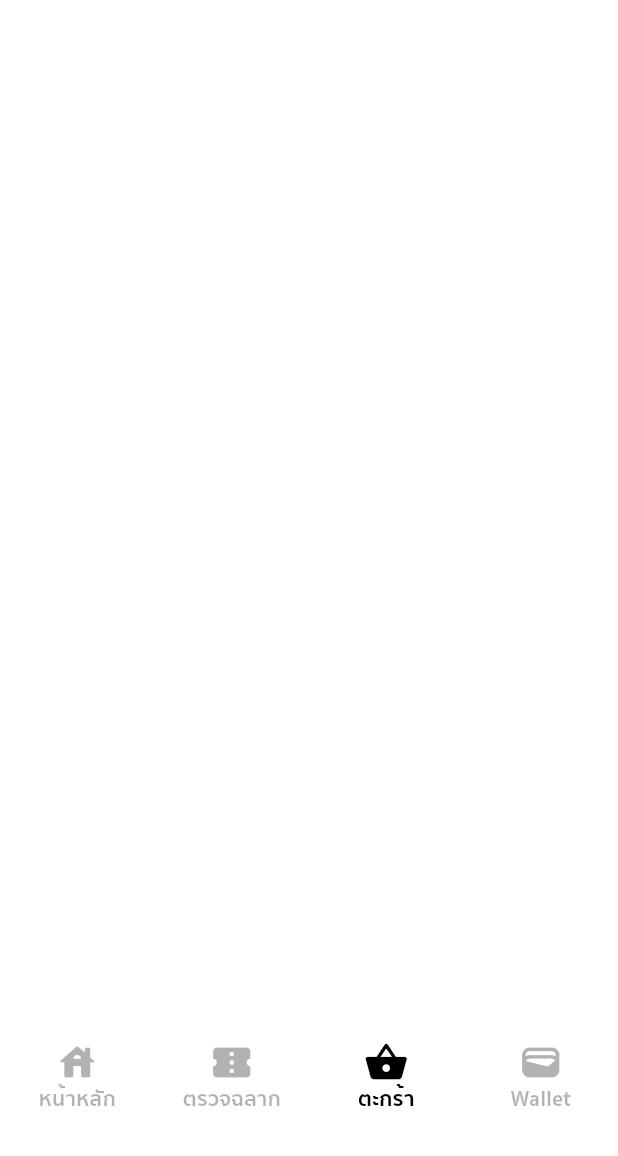
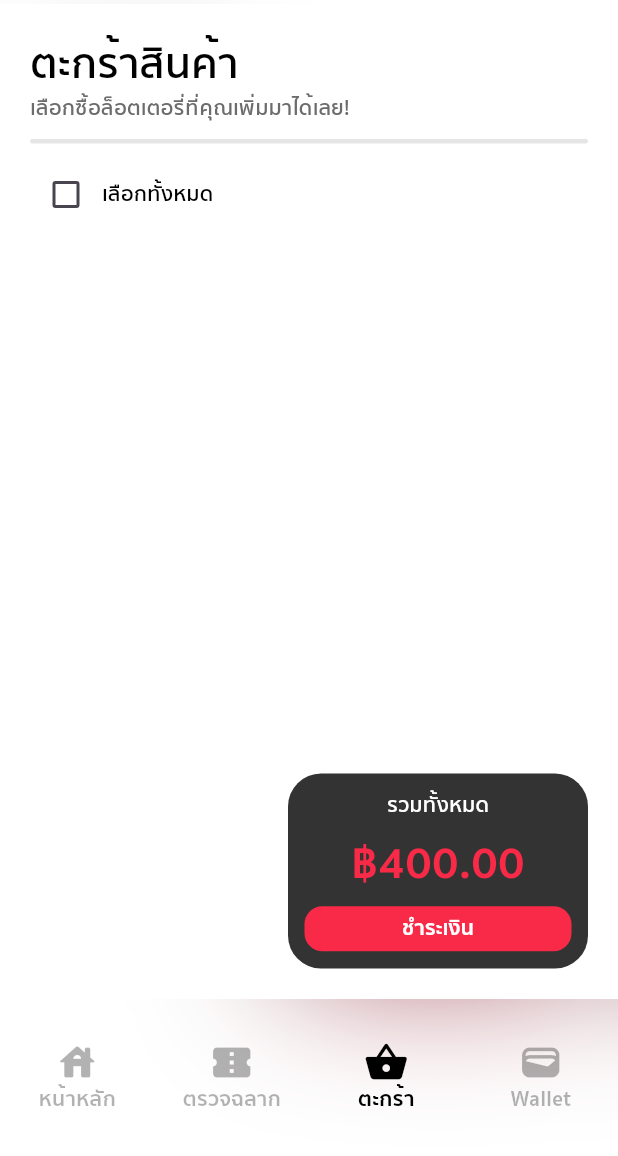
Before and after one commit to Yakukung/LOTTO-APP, a Flutter app: the BasketPage screen opened directly with empty values, on a phone screen of 412 x 824 dp, the part 80-1236 px from its top. Run offline on Flutter 3.47's test engine with Material 3 defaults, Android fonts, the phone set to English and light mode, and no system bars; network calls fail.

Commit message:
อัพเดต

```diff
--- a/lib/pages/customers/basket.dart
+++ b/lib/pages/customers/basket.dart
@@ -1,5 +1,4 @@
 import 'dart:convert';
-
 import 'package:flutter/material.dart';
 import 'package:lotto_app/config/internal_config.dart';
 import 'package:lotto_app/model/Response/UsersLoginPostResponse.dart';
@@ -19,6 +18,7 @@ class BasketPage extends StatefulWidget {
 class _BasketPageState extends State<BasketPage> {
   final GlobalKey<ScaffoldState> _scaffoldKey = GlobalKey<ScaffoldState>();
   late Future<UsersLoginPostResponse> loadDataUser;
+  bool selectAll = false;
 
   @override
   void initState() {
@@ -28,6 +28,9 @@ class _BasketPageState extends State<BasketPage> {
 
   @override
   Widget build(BuildContext context) {
+    bool isPortrait =
+        MediaQuery.of(context).orientation == Orientation.portrait;
+    double customPadding = isPortrait ? 20.0 : 60.0;
     return Scaffold(
       key: _scaffoldKey,
       backgroundColor: Colors.white,
@@ -58,6 +61,142 @@ class _BasketPageState extends State<BasketPage> {
           }
         },
       ),
+      body: Column(
+        children: [
+          Padding(
+            padding: EdgeInsets.all(customPadding),
+            child: Column(
+              crossAxisAlignment: CrossAxisAlignment.start,
+              children: [
+                Text(
+                  'ตะกร้าสินค้า',
+                  style: TextStyle(
+                    fontFamily: 'SukhumvitSet',
+                    fontWeight: FontWeight.w600,
+                    fontSize: 28,
+                    color: Color(0xFF000000),
+                  ),
+                ),
+                Text(
+                  'เลือกซื้อล็อตเตอรี่ที่คุณเพิ่มมาได้เลย!',
+                  style: TextStyle(
+                    fontFamily: 'SukhumvitSet',
+                    fontWeight: FontWeight.w600,
+                    fontSize: 14,
+                    color: Color(0xFF6C6C6C),
+                  ),
+                ),
+                SizedBox(height: 10),
+                Container(
+                  height: 3,
+                  decoration: BoxDecoration(
+                    color: Colors.black.withOpacity(0.1),
+                    borderRadius: BorderRadius.circular(5),
+                  ),
+                ),
+                SizedBox(height: 10),
+                Row(
+                  children: [
+                    Checkbox(
+                      value: selectAll,
+                      onChanged: (value) {
+                        setState(() {
+                          selectAll = value!;
+                        });
+                      },
+                      fillColor: WidgetStateProperty.resolveWith((states) {
+                        if (states.contains(WidgetState.selected)) {
+                          return Color(0xFFF92A47);
+                        }
+                        return Colors.transparent;
+                      }),
+                    ),
+                    Text(
+                      'เลือกทั้งหมด',
+                      style: TextStyle(
+                        fontFamily: 'SukhumvitSet',
+                        fontWeight: FontWeight.w600,
+                        fontSize: 14,
+                        color: Color(0xFF000000),
+                      ),
+                    ),
+                  ],
+                ),
+              ],
+            ),
+          ),
+          Spacer(),
+          Padding(
+            padding: EdgeInsets.all(customPadding),
+            child: Row(
+              mainAxisAlignment: MainAxisAlignment.end,
+              children: [
+                Container(
+                  width: 200,
+                  height: 130,
+                  decoration: BoxDecoration(
+                    color: Colors.black.withOpacity(0.8),
+                    borderRadius: BorderRadius.circular(22),
+                  ),
+                  child: Padding(
+                    padding: const EdgeInsets.all(8.0),
+                    child: Row(
+                      mainAxisAlignment: MainAxisAlignment.center,
+                      children: [
+                        Column(
+                          mainAxisAlignment: MainAxisAlignment.spaceAround,
+                          children: [
+                            Text(
+                              'รวมทั้งหมด',
+                              style: TextStyle(
+                                fontFamily: 'SukhumvitSet',
+                                fontWeight: FontWeight.w600,
+                                fontSize: 14,
+                                color: Color(0xFFFFFFFF),
+                              ),
+                            ),
+                            Text(
+                              '฿400.00',
+                              style: TextStyle(
+                                fontFamily: 'SukhumvitSet',
+                                fontWeight: FontWeight.bold,
+                                fontSize: 30,
+                                color: Color(0xFFF92A47),
+                              ),
+                            ),
+                            SizedBox(
+                              width: 178, // Adjust width to fit content
+                              height: 30,
+                              child: FilledButton(
+                                onPressed: () {},
+                                child: Text(
+                                  'ชำระเงิน',
+                                  style: TextStyle(
+                                    fontFamily: 'SukhumvitSet',
+                                    fontWeight: FontWeight.bold,
+                                    fontSize: 14,
+                                    color: Color(0xFFFFFFFF),
+                                  ),
+                                ),
+                                style: FilledButton.styleFrom(
+                                  backgroundColor: Color(0xFFF92A47),
+                                  shape: RoundedRectangleBorder(
+                                    borderRadius: BorderRadius.circular(12),
+                                  ),
+                                ),
+                              ),
+                            ),
+                          ],
+                        ),
+                      ],
+                    ),
+                  ),
+                ),
+              ],
+            ),
+          ),
+        ],
+      ),
       bottomNavigationBar: NavBottom(
         uid: widget.uid,
         selectedIndex: 2,
```
